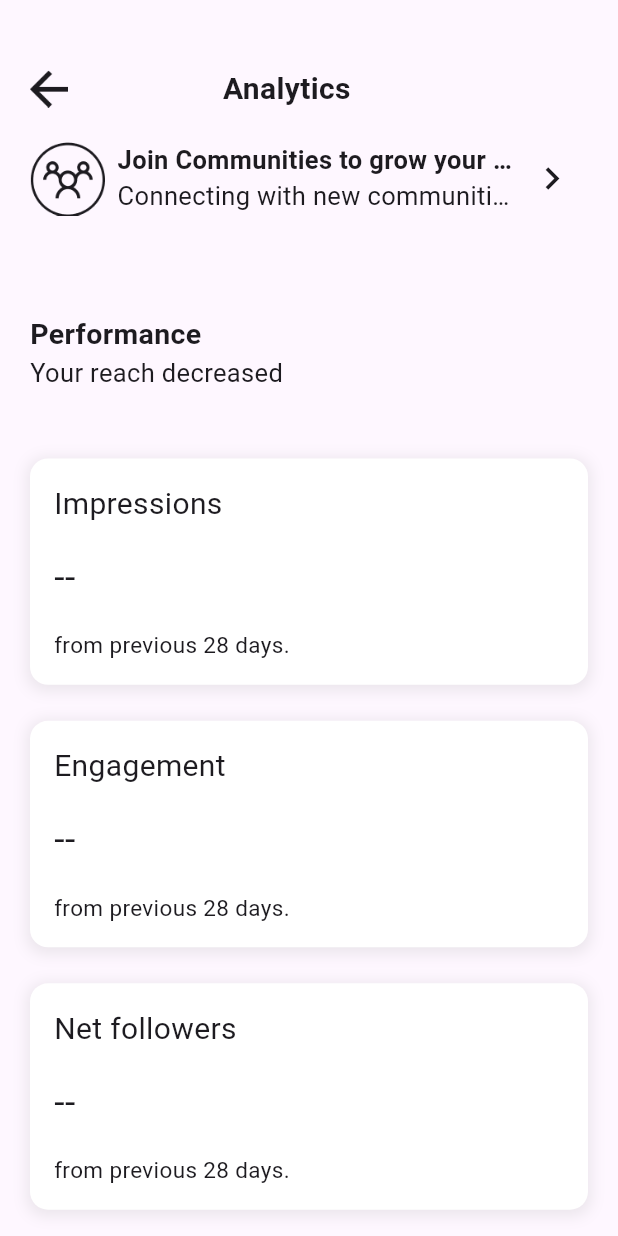
After one commit to sarmiephoenix0x/Yarn, a Flutter app: the Analytics screen opened directly, after a tap on the "close" icon, on a phone screen of 412 x 824 dp. The commit adds this screen. Run offline on Flutter 3.47's test engine with Material 3 defaults, Android fonts, the phone set to English and light mode, and no system bars; our stand-ins replace carousel_slider, connectivity_plus, country_picker, dio, flutter_secure_storage, geocoding and 7 more; missing offline and left inert: country_state_city, flutter_quill, flutter_sound, signalr_core; accounts and stored records are empty; network calls fail; Roboto replaces fonts that are missing (Poppins).

Commit message:
Made Changes (5/11/2024)

```diff
--- /dev/null
+++ b/lib/analytics.dart
@@ -0,0 +1,437 @@
+import 'package:flutter/material.dart';
+import 'package:flutter_secure_storage/flutter_secure_storage.dart';
+import 'package:provider/provider.dart';
+import 'package:shared_preferences/shared_preferences.dart';
+import 'package:yarn/create_post.dart';
+import 'package:yarn/intro_page.dart';
+import 'package:http/http.dart' as http;
+import 'dart:convert';
+
+class Analytics extends StatefulWidget {
+  const Analytics({super.key});
+
+  @override
+  AnalyticsState createState() => AnalyticsState();
+}
+
+class AnalyticsState extends State<Analytics>
+    with SingleTickerProviderStateMixin {
+  bool isLoading = false;
+  final storage = const FlutterSecureStorage();
+  late SharedPreferences prefs;
+  bool tipsVisible = true;
+
+  @override
+  void initState() {
+    super.initState();
+    _initializePrefs();
+  }
+
+  Future<void> _initializePrefs() async {
+    prefs = await SharedPreferences.getInstance();
+  }
+
+  void _showCustomSnackBar(BuildContext context, String message,
+      {bool isError = false}) {
+    final snackBar = SnackBar(
+      content: Row(
+        children: [
+          Icon(
+            isError ? Icons.error_outline : Icons.check_circle_outline,
+            color: isError ? Colors.red : Colors.green,
+          ),
+          const SizedBox(width: 10),
+          Expanded(
+            child: Text(
+              message,
+              style: const TextStyle(color: Colors.white),
+            ),
+          ),
+        ],
+      ),
+      backgroundColor: isError ? Colors.red : Colors.green,
+      behavior: SnackBarBehavior.floating,
+      margin: const EdgeInsets.all(10),
+      duration: const Duration(seconds: 3),
+      shape: RoundedRectangleBorder(
+        borderRadius: BorderRadius.circular(10),
+      ),
+    );
+
+    ScaffoldMessenger.of(context).showSnackBar(snackBar);
+  }
+
+  @override
+  Widget build(BuildContext context) {
+    final isDarkMode = Theme.of(context).brightness == Brightness.dark;
+    return PopScope(
+      canPop: true,
+      child: Scaffold(
+        body: Stack(
+          children: [
+            Column(
+              children: [
+                Expanded(
+                  // Wrap SingleChildScrollView with Expanded
+                  child: Column(
+                    mainAxisAlignment: MainAxisAlignment.start,
+                    children: [
+                      SizedBox(
+                          height: MediaQuery.of(context).size.height * 0.03),
+                      Padding(
+                        padding: const EdgeInsets.symmetric(
+                            horizontal: 20.0, vertical: 20),
+                        child: Row(
+                          children: [
+                            InkWell(
+                              onTap: () {
+                                Navigator.pop(context);
+                              },
+                              child: Image.asset(
+                                'images/BackButton.png',
+                                height: 25,
+                                color: Theme.of(context).colorScheme.onSurface,
+                              ),
+                            ),
+                            SizedBox(
+                                width:
+                                    MediaQuery.of(context).size.width * 0.25),
+                            Expanded(
+                              flex: 10,
+                              child: Text(
+                                'Analytics',
+                                overflow: TextOverflow.ellipsis,
+                                style: TextStyle(
+                                  fontFamily: 'Poppins',
+                                  fontWeight: FontWeight.bold,
+                                  fontSize: 20.0,
+                                  color:
+                                      Theme.of(context).colorScheme.onSurface,
+                                ),
+                              ),
+                            ),
+                            const Spacer(),
+                          ],
+                        ),
+                      ),
+                      Expanded(
+                        child: ListView(
+                          children: [
+                            Padding(
+                              padding:
+                                  const EdgeInsets.symmetric(horizontal: 20.0),
+                              child: Row(
+                                children: [
+                                  Image.asset(
+                                    'images/Community.png',
+                                    height: 50,
+                                    color:
+                                        Theme.of(context).colorScheme.onSurface,
+                                  ),
+                                  SizedBox(
+                                      width: MediaQuery.of(context).size.width *
+                                          0.02),
+                                  Expanded(
+                                    flex: 10,
+                                    child: Column(
+                                      children: [
+                                        Text(
+                                          'Join Communities to grow your audience',
+                                          overflow: TextOverflow.ellipsis,
+                                          style: TextStyle(
+                                            fontFamily: 'Poppins',
+                                            fontWeight: FontWeight.bold,
+                                            fontSize: 17.0,
+                                            color: Theme.of(context)
+                                                .colorScheme
+                                                .onSurface,
+                                          ),
+                                        ),
+                                        Text(
+                                          'Connecting with new communities may help you get more engagement',
+                                          overflow: TextOverflow.ellipsis,
+                                          style: TextStyle(
+                                            fontFamily: 'Poppins',
+                                            fontSize: 17.0,
+                                            color: Theme.of(context)
+                                                .colorScheme
+                                                .onSurface,
+                                          ),
+                                        ),
+                                      ],
+                                    ),
+                                  ),
+                                  IconButton(
+                                    icon: Icon(
+                                      size: 30,
+                                      Icons.navigate_next,
+                                      color: Theme.of(context)
+                                          .colorScheme
+                                          .onSurface,
+                                    ),
+                                    onPressed: () {},
+                                  ),
+                                ],
+                              ),
+                            ),
+                            SizedBox(
+                                height:
+                                    MediaQuery.of(context).size.height * 0.08),
+                            Padding(
+                              padding:
+                                  const EdgeInsets.symmetric(horizontal: 20.0),
+                              child: Column(
+                                crossAxisAlignment: CrossAxisAlignment.start,
+                                children: [
+                                  Text(
+                                    'Performance',
+                                    overflow: TextOverflow.ellipsis,
+                                    style: TextStyle(
+                                      fontFamily: 'Poppins',
+                                      fontWeight: FontWeight.bold,
+                                      fontSize: 19.0,
+                                      color: Theme.of(context)
+                                          .colorScheme
+                                          .onSurface,
+                                    ),
+                                  ),
+                                  Text(
+                                    'Your reach decreased',
+                                    overflow: TextOverflow.ellipsis,
+                                    style: TextStyle(
+                                      fontFamily: 'Poppins',
+                                      fontSize: 17.0,
+                                      color: Theme.of(context)
+                                          .colorScheme
+                                          .onSurface,
+                                    ),
+                                  ),
+                                ],
+                              ),
+                            ),
+                            if (tipsVisible) ...[
+                              SizedBox(
+                                  height: MediaQuery.of(context).size.height *
+                                      0.05),
+                              Padding(
+                                padding: const EdgeInsets.symmetric(
+                                    horizontal: 20.0),
+                                child: Container(
+                                  padding: const EdgeInsets.all(16.0),
+                                  decoration: BoxDecoration(
+                                    color: isDarkMode
+                                        ? Colors.grey[900]
+                                        : Colors.white,
+                                    borderRadius: BorderRadius.circular(
+                                        12), // Smoother corners
+                                    boxShadow: [
+                                      BoxShadow(
+                                        color: Colors.grey.withOpacity(
+                                            0.2), // Softer shadow for a clean look
+                                        spreadRadius: 2,
+                                        blurRadius: 8,
+                                        offset: const Offset(
+                                            0, 2), // Position shadow for depth
+                                      ),
+                                    ],
+                                  ),
+                                  child: Column(
+                                    crossAxisAlignment: CrossAxisAlignment
+                                        .start, // Align content to start
+                                    children: [
+                                      Row(
+                                        children: [
+                                          Text(
+                                            'Tips',
+                                            overflow: TextOverflow.ellipsis,
+                                            style: TextStyle(
+                                              fontFamily: 'Poppins',
+                                              fontWeight: FontWeight.bold,
+                                              fontSize: 19.0,
+                                              color: Theme.of(context)
+                                                  .colorScheme
+                                                  .onSurface,
+                                            ),
+                                          ),
+                                          const Spacer(),
+                                          IconButton(
+                                            icon: Icon(
+                                              size: 30,
+                                              Icons.close,
+                                              color: Theme.of(context)
+                                                  .colorScheme
+                                                  .onSurface,
+                                            ),
+                                            onPressed: () {
+                                              setState(() {
+                                                tipsVisible = false;
+                                              });
+                                            },
+                                          ),
+                                        ],
+                                      ),
+                                      SizedBox(
+                                          height: MediaQuery.of(context)
+                                                  .size
+                                                  .height *
+                                              0.02),
+                                      Text(
+                                        'There aren’t many insights to see yet. Create a public post and check back later to see how it performs.',
+                                        style: TextStyle(
+                                          fontFamily: 'Poppins',
+                                          fontSize: 17.0,
+                                          color: Theme.of(context)
+                                              .colorScheme
+                                              .onSurface,
+                                        ),
+                                      ),
+                                      SizedBox(
+                                          height: MediaQuery.of(context)
+                                                  .size
+                                                  .height *
+                                              0.04),
+                                      Container(
+                                        width: double.infinity,
+                                        height: (60 /
+                                                MediaQuery.of(context)
+                                                    .size
+                                                    .height) *
+                                            MediaQuery.of(context).size.height,
+                                        padding: const EdgeInsets.symmetric(
+                                            horizontal: 0.0),
+                                        child: ElevatedButton(
+                                          onPressed: () {
+                                            Navigator.push(
+                                              context,
+                                              MaterialPageRoute(
+                                                builder: (context) =>
+                                                    CreatePost(
+                                                        key: UniqueKey()),
+                                              ),
+                                            );
+                                          },
+                                          style: ButtonStyle(
+                                            backgroundColor: WidgetStateProperty
+                                                .resolveWith<Color>(
+                                              (Set<WidgetState> states) {
+                                                if (states.contains(
+                                                    WidgetState.pressed)) {
+                                                  return Colors.white;
+                                                }
+                                                return const Color(0xFF500450);
+                                              },
+                                            ),
+                                            foregroundColor: WidgetStateProperty
+                                                .resolveWith<Color>(
+                                              (Set<WidgetState> states) {
+                                                if (states.contains(
+                                                    WidgetState.pressed)) {
+                                                  return const Color(
+                                                      0xFF500450);
+                                                }
+                                                return Colors.white;
+                                              },
+                                            ),
+                                            elevation:
+                                                WidgetStateProperty.all<double>(
+                                                    4.0),
+                                            shape: WidgetStateProperty.all<
+                                                RoundedRectangleBorder>(
+                                              const RoundedRectangleBorder(
+                                                borderRadius: BorderRadius.all(
+                                                    Radius.circular(5)),
+                                              ),
+                                            ),
+                                          ),
+                                          child: const Text(
+                                            'Create Yarn',
+                                            style: TextStyle(
+                                              fontFamily: 'Poppins',
+                                              fontWeight: FontWeight.bold,
+                                            ),
+                                          ),
+                                        ),
+                                      ),
+                                    ],
+                                  ),
+                                ),
+                              ),
+                            ],
+                            SizedBox(
+                                height:
+                                    MediaQuery.of(context).size.height * 0.04),
+                            analytics(
+                                'Impressions', '--', 'from previous 28 days.'),
+                            analytics(
+                                'Engagement', '--', 'from previous 28 days.'),
+                            analytics('Net followers', '--',
+                                'from previous 28 days.'),
+                          ],
+                        ),
+                      ),
+                    ],
+                  ),
+                ),
+              ],
+            ),
+          ],
+        ),
+      ),
+    );
+  }
+
+  Widget analytics(String title, String value, String timeStamp) {
+    final isDarkMode = Theme.of(context).brightness == Brightness.dark;
+    return Padding(
+      padding: const EdgeInsets.symmetric(horizontal: 20.0, vertical: 12.0),
+      child: Container(
+        padding: const EdgeInsets.all(16.0),
+        decoration: BoxDecoration(
+          color: isDarkMode ? Colors.grey[900] : Colors.white,
+          borderRadius: BorderRadius.circular(12), // Smoother corners
+          boxShadow: [
+            BoxShadow(
+              color: Colors.grey
+                  .withOpacity(0.2), // Softer shadow for a clean look
+              spreadRadius: 2,
+              blurRadius: 8,
+              offset: const Offset(0, 2), // Position shadow for depth
+            ),
+          ],
+        ),
+        child: Column(
+          crossAxisAlignment: CrossAxisAlignment.start,
+          children: [
+            Text(
+              title,
+              overflow: TextOverflow.ellipsis,
+              style: TextStyle(
+                fontFamily: 'Poppins',
+                fontSize: 20.0,
+                color: Theme.of(context).colorScheme.onSurface,
+              ),
+            ),
+            SizedBox(height: MediaQuery.of(context).size.height * 0.02),
+            Text(
+              value,
+              style: TextStyle(
+                fontFamily: 'Poppins',
+                fontSize: 25.0,
+                color: Theme.of(context).colorScheme.onSurface,
+              ),
+            ),
+            SizedBox(height: MediaQuery.of(context).size.height * 0.02),
+            Text(
+              timeStamp,
+              style: TextStyle(
+                fontFamily: 'Poppins',
+                fontSize: 15.0,
+                color: Theme.of(context).colorScheme.onSurface,
+              ),
+            ),
+          ],
+        ),
+      ),
+    );
+  }
+}
--- a/pubspec.yaml
+++ b/pubspec.yaml
@@ -195,6 +195,8 @@ flutter:
     - images/ChatImg.png
     - images/ChatImg-Notification.png
     - images/User-talk.png
+    - images/StatImg.png
+    - images/Community.png
 
   # An image asset can refer to one or more resolution-specific "variants", see
   # https://flutter.dev/to/resolution-aware-images
```
Also changed, not shown: lib/account_page.dart (+34 -4 lines), lib/create_post.dart (+98 -7 lines), images/Community.png (added), images/StatImg.png (added).
